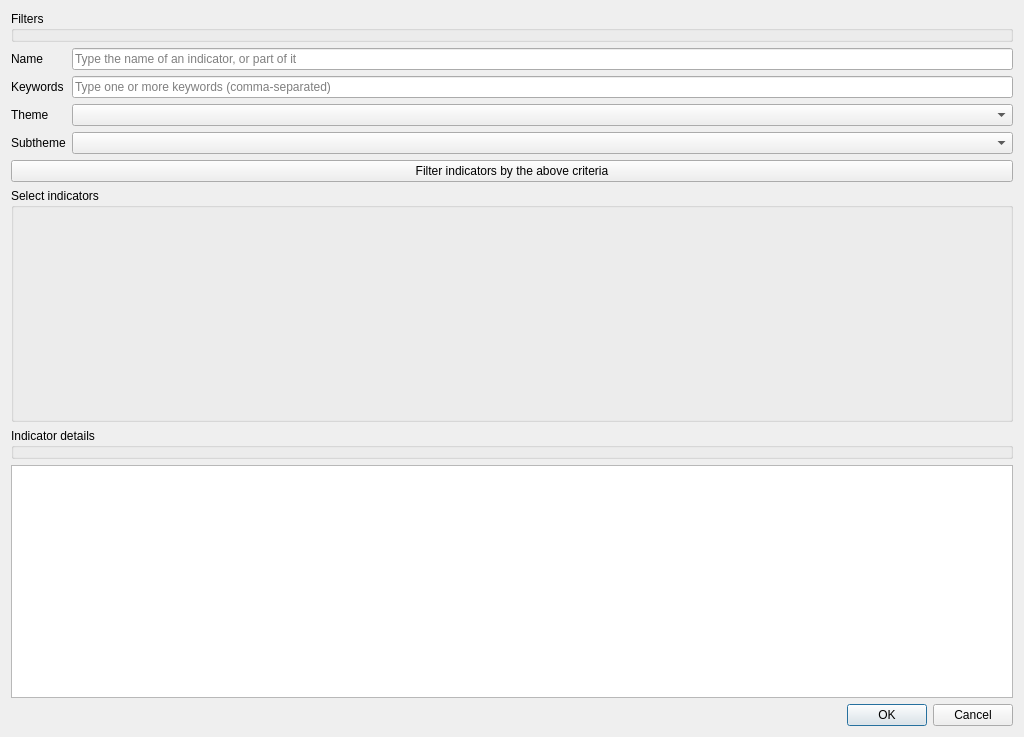
Before: the Qt Designer form svir/ui/ui_select_sv_variables.ui in gem/oq-irmt-qgis, drawn with Qt 5.
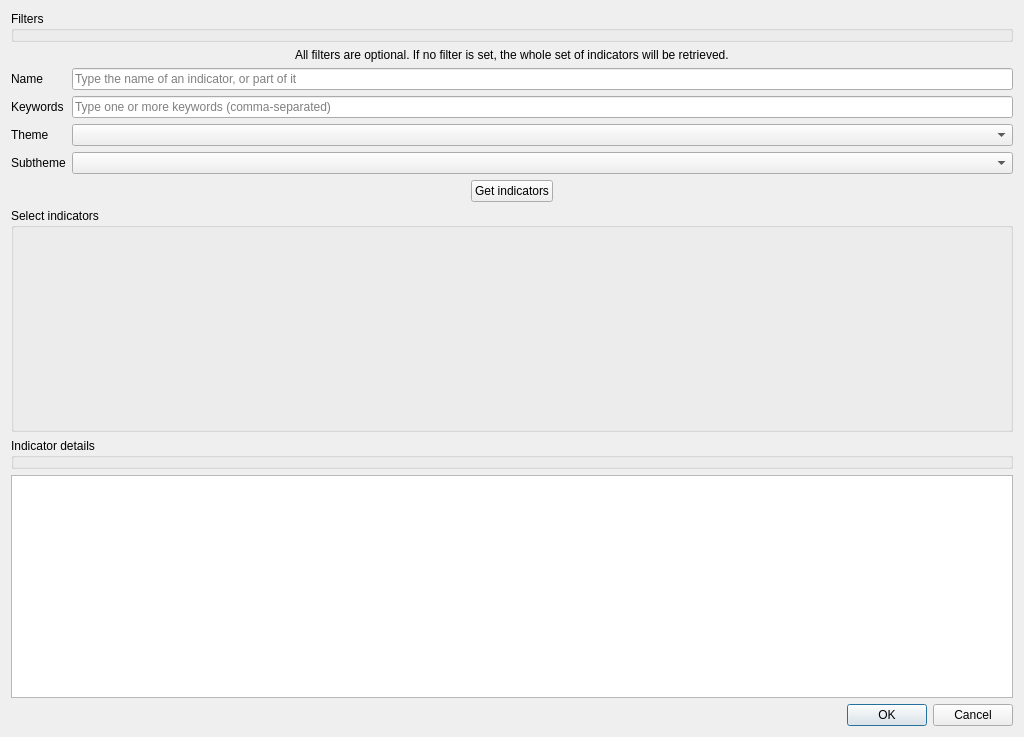
After: the same form once the commit is applied. Custom widgets are drawn as their Qt base class.

Commit message: Improve dialog for downloading indicators from platform

The edit to the form file:
```diff
--- a/svir/ui/ui_select_sv_variables.ui
+++ b/svir/ui/ui_select_sv_variables.ui
@@ -17,7 +17,7 @@
    <bool>true</bool>
   </property>
   <layout class="QGridLayout" name="gridLayout">
-   <item row="4" column="0">
+   <item row="5" column="0">
     <widget class="QGroupBox" name="indicator_info">
      <property name="title">
       <string>Indicator details</string>
@@ -31,14 +31,14 @@
      </property>
     </widget>
    </item>
-   <item row="2" column="0">
+   <item row="3" column="0" alignment="Qt::AlignHCenter">
     <widget class="QPushButton" name="filter_btn">
      <property name="text">
-      <string>Filter indicators by the above criteria</string>
+      <string>Get indicators</string>
      </property>
     </widget>
    </item>
-   <item row="6" column="0">
+   <item row="7" column="0">
     <widget class="QDialogButtonBox" name="buttonBox">
      <property name="orientation">
       <enum>Qt::Horizontal</enum>
@@ -48,10 +48,10 @@
      </property>
     </widget>
    </item>
-   <item row="5" column="0">
+   <item row="6" column="0">
     <widget class="QTextBrowser" name="indicator_details"/>
    </item>
-   <item row="3" column="0">
+   <item row="4" column="0">
     <widget class="ListMultiSelectWidget" name="list_multiselect">
      <property name="sizePolicy">
       <sizepolicy hsizetype="Preferred" vsizetype="MinimumExpanding">
@@ -64,7 +64,7 @@
      </property>
     </widget>
    </item>
-   <item row="1" column="0">
+   <item row="2" column="0">
     <layout class="QFormLayout" name="formLayout">
      <property name="fieldGrowthPolicy">
       <enum>QFormLayout::AllNonFixedFieldsGrow</enum>
@@ -119,6 +119,13 @@
      </item>
     </layout>
    </item>
+   <item row="1" column="0" alignment="Qt::AlignHCenter">
+    <widget class="QLabel" name="label">
+     <property name="text">
+      <string>All filters are optional. If no filter is set, the whole set of indicators will be retrieved.</string>
+     </property>
+    </widget>
+   </item>
   </layout>
  </widget>
  <customwidgets>
```
The commit also changes 1 other file.
